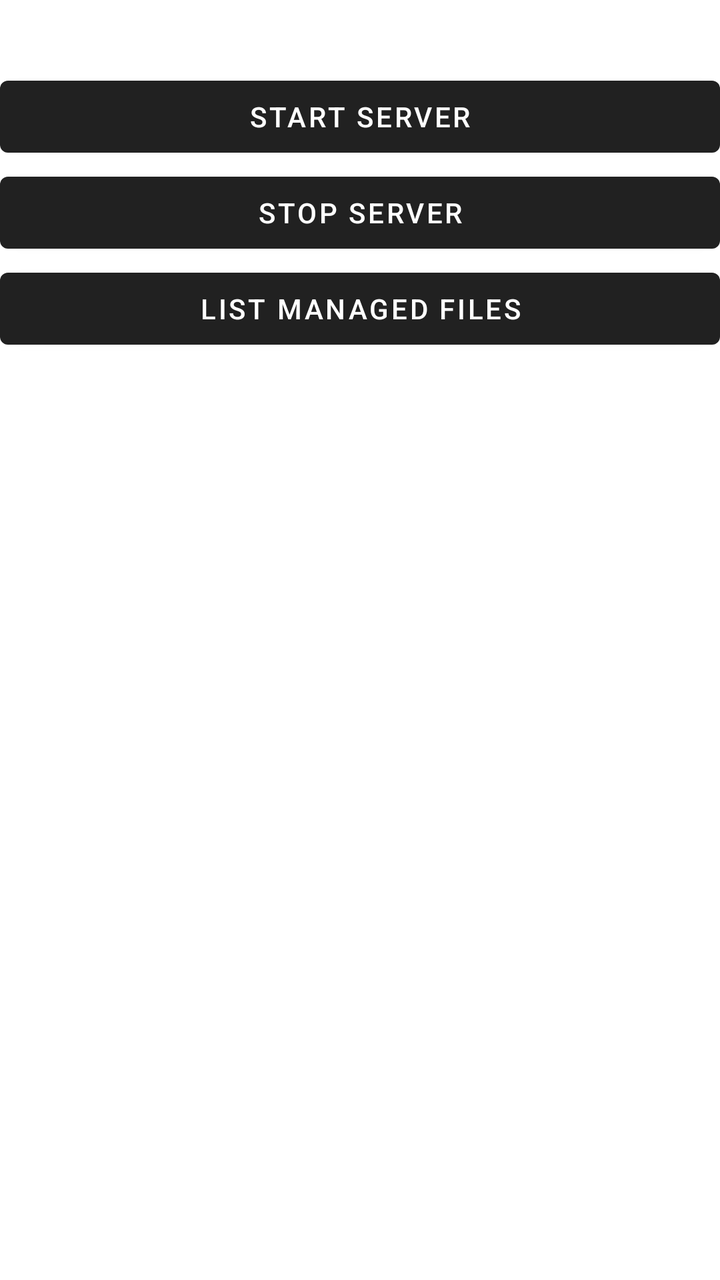
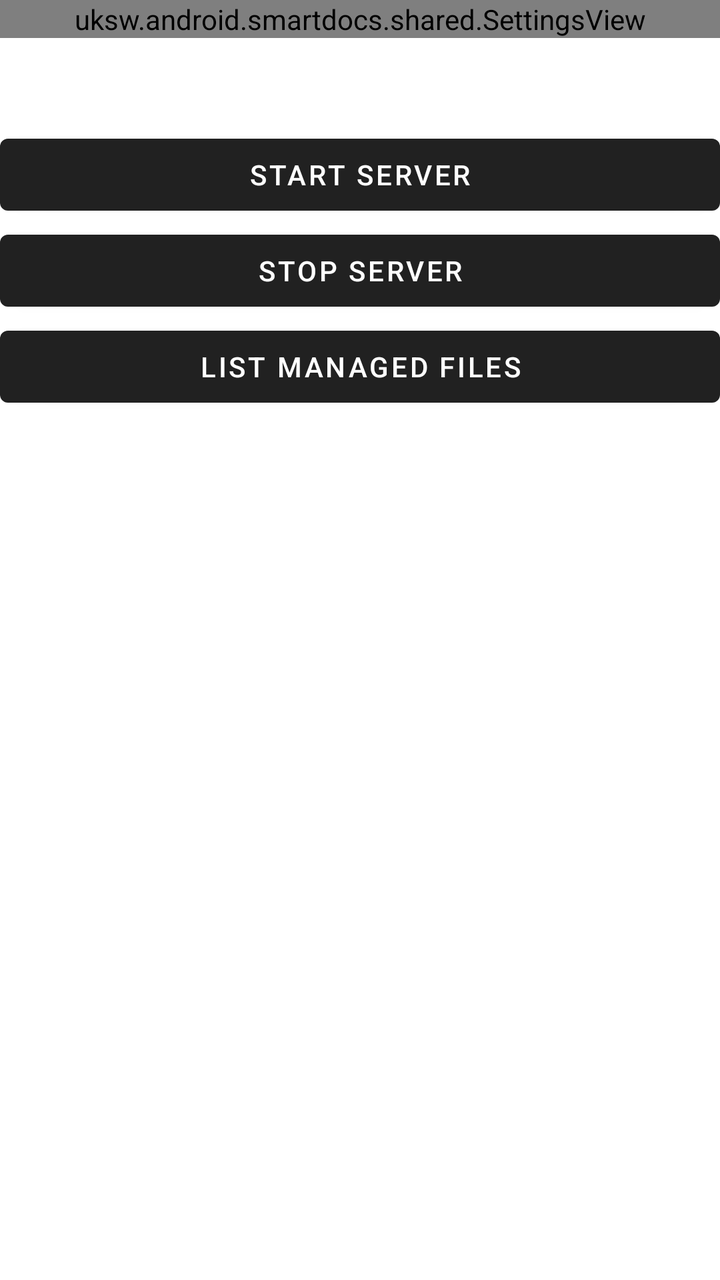

Two renders of the same Android screen: before a commit and after it. Below are the layout's source before the change and the commit's diff.
<!-- AndroidManifest.xml: application theme Theme.SmartDocs -->
<!-- res/layout/activity_main.xml -->
<LinearLayout xmlns:android="http://schemas.android.com/apk/res/android"
    xmlns:tools="http://schemas.android.com/tools"
    android:id="@+id/main"
    android:layout_width="match_parent"
    android:layout_height="match_parent"
    android:layout_margin="18dp"
    android:orientation="vertical"
    tools:context=".MainActivity">

    <TextView
        android:id="@+id/textview_status"
        android:layout_width="match_parent"
        android:layout_height="wrap_content"
        android:layout_marginBottom="10dp"
        android:textSize="18sp" />

    <Button
        android:id="@+id/button_start"
        android:layout_width="match_parent"
        android:layout_height="wrap_content"
        android:text="@string/start_server" />

    <Button
        android:id="@+id/button_stop"
        android:layout_width="match_parent"
        android:layout_height="wrap_content"
        android:text="@string/stop_server" />

    <Button
        android:id="@+id/button_list_files"
        android:layout_width="match_parent"
        android:layout_height="wrap_content"
        android:text="@string/list_managed_files" />
</LinearLayout>
<!-- resources referenced by this layout -->
<resources>
  <string name="list_managed_files">List Managed Files</string>
  <string name="start_server">Start Server</string>
  <string name="stop_server">Stop Server</string>
  <style name="Theme.SmartDocs" parent="Base.Theme.SmartDocs" />
  <style name="Base.Theme.SmartDocs" parent="Theme.MaterialComponents.DayNight.DarkActionBar">
          
          
      </style>
</resources>

<!-- the commit's change to res/layout/activity_main.xml (unified diff, before → after) -->
@@ -6,6 +6,12 @@
     android:layout_margin="18dp"
     android:orientation="vertical"
     tools:context=".MainActivity">
+
+    <uksw.android.smartdocs.shared.SettingsView
+        android:id="@+id/settings_view"
+        android:layout_width="match_parent"
+        android:layout_height="wrap_content"
+        android:layout_marginBottom="10dp" />
 
     <TextView
         android:id="@+id/textview_status"
